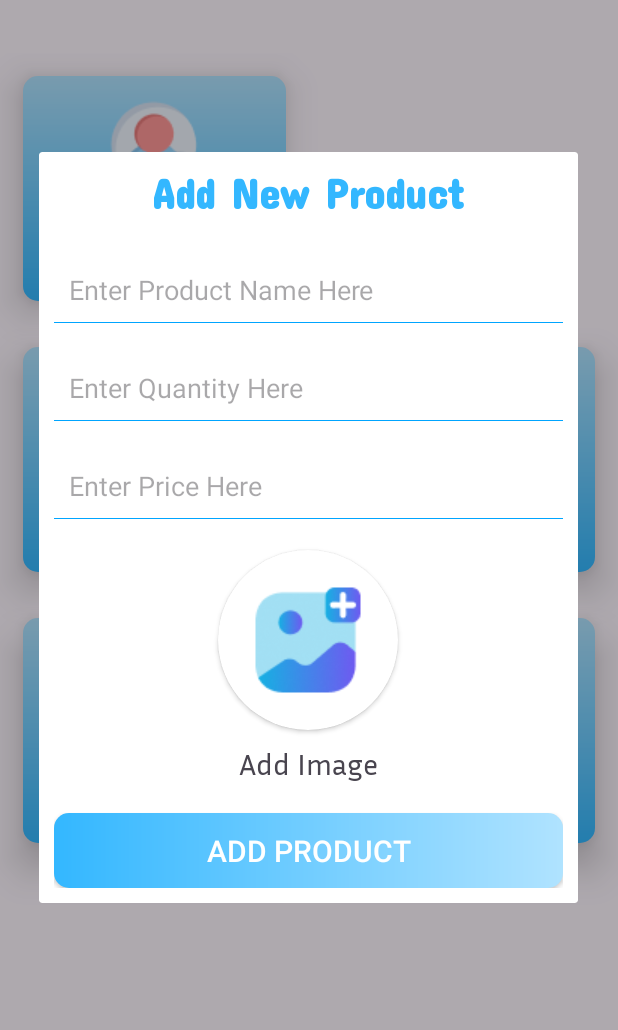
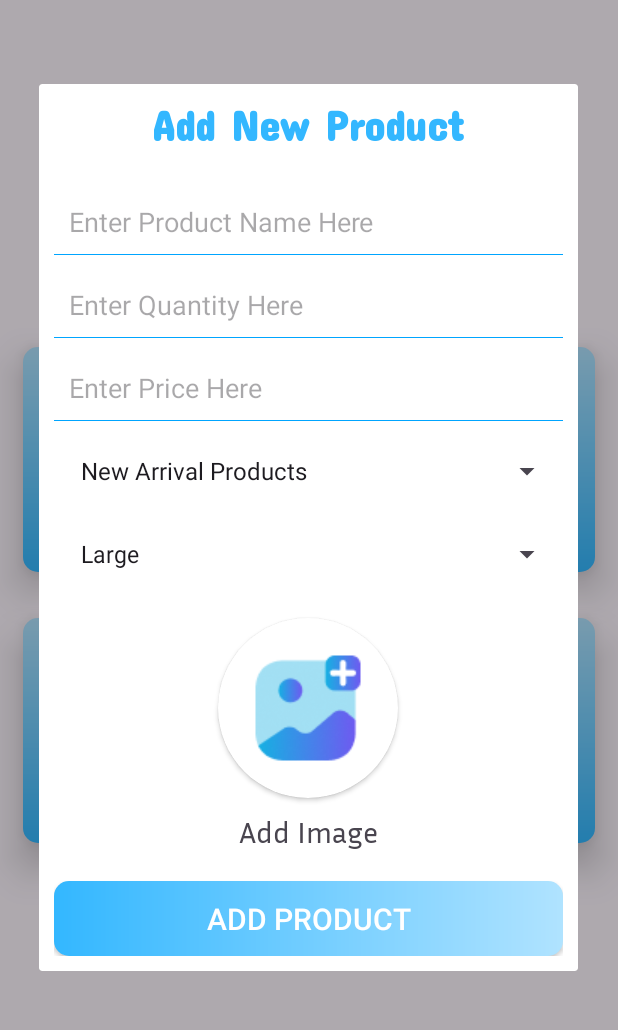
Before and after one commit to Pratham1803/Profarma, an Android app: the AdminHome screen opened directly, with no data from a screen before it, after a tap on "Add Product", on a phone screen of 412 x 824 dp, the part 90-1120 px from its top. Run offline under Robolectric (Android 15) with nearby library versions, the phone set to English and light mode, and no system bars; 1 other tap on this screen came first.

```diff
--- a/app/src/main/java/com/example/profarma/AdminHome.java
+++ b/app/src/main/java/com/example/profarma/AdminHome.java
@@ -7,13 +7,21 @@ import android.content.Intent;
 import android.os.Bundle;
 import android.view.View;
 import android.view.animation.AnimationUtils;
+import android.widget.ArrayAdapter;
 import android.widget.LinearLayout;
 import android.widget.Toast;
 
 import com.example.profarma.databinding.ActivityAdminHomeBinding;
+import com.example.profarma.databinding.AddProductLayoutBinding;
+import com.example.profarma.databinding.LayoutProductBinding;
+import com.example.profarma.dbHandler.DbHandler;
+import com.example.profarma.model.Product;
 
-public class AdminHome extends AppCompatActivity{
+import java.util.ArrayList;
+
+public class AdminHome extends AppCompatActivity {
     private ActivityAdminHomeBinding binding;
+
     @Override
     protected void onCreate(Bundle savedInstanceState) {
         super.onCreate(savedInstanceState);
@@ -25,7 +33,36 @@ public class AdminHome extends AppCompatActivity{
             public void onClick(View v) {
                 v.startAnimation(AnimationUtils.loadAnimation(AdminHome.this, R.anim.fade));
                 AlertDialog.Builder builder = new AlertDialog.Builder(AdminHome.this);
-                builder.setView(R.layout.add_product_layout);
+                AddProductLayoutBinding layoutProductBinding = AddProductLayoutBinding.inflate(getLayoutInflater());
+                builder.setView(layoutProductBinding.getRoot());
+
+                ArrayList<String> categories = new ArrayList<String>() {{
+                    add("New Arrival Products");
+                    add("Dairy");
+                    add("Cookies");
+                    add("Cheese");
+                    add("Butter & Oil");
+                }};
+
+                ArrayList<String> subCategories = new ArrayList<String>() {{
+                    add("Large");
+                    add("Medium");
+                    add("Small");
+                }};
+
+                layoutProductBinding.cardAddImage.setOnClickListener(new View.OnClickListener() {
+                    @Override
+                    public void onClick(View v) {
+                        v.startAnimation(AnimationUtils.loadAnimation(AdminHome.this, R.anim.fade));
+                        Toast.makeText(AdminHome.this, "Coming Soon!", Toast.LENGTH_LONG).show();
+                    }
+                });
+
+                layoutProductBinding.spCategory.setAdapter(new ArrayAdapter<String>(AdminHome.this, android.R.layout.simple_spinner_dropdown_item, categories));
+                layoutProductBinding.spSubCategory.setAdapter(new ArrayAdapter<String>(AdminHome.this, android.R.layout.simple_spinner_dropdown_item, subCategories));
+
+                addProduct(layoutProductBinding);
+
                 builder.show();
             }
         });
@@ -37,5 +74,74 @@ public class AdminHome extends AppCompatActivity{
                 startActivity(new Intent(AdminHome.this, EmployeeHome.class));
             }
         });
+
+        binding.layoutAddEmployee.setOnClickListener(new View.OnClickListener() {
+            @Override
+            public void onClick(View v) {
+                v.startAnimation(AnimationUtils.loadAnimation(AdminHome.this, R.anim.fade));
+                Toast.makeText(AdminHome.this, "Admin Can Generate New Employee Details Here Ex. Id, Password and Name!", Toast.LENGTH_LONG).show();
+            }
+        });
+
+        binding.layoutEmployeeDetails.setOnClickListener(new View.OnClickListener() {
+            @Override
+            public void onClick(View v) {
+                v.startAnimation(AnimationUtils.loadAnimation(AdminHome.this, R.anim.fade));
+                Toast.makeText(AdminHome.this, "Admin Can View And Manage All Employee Details Here!", Toast.LENGTH_LONG).show();
+            }
+        });
+
+        binding.layoutProductDetails.setOnClickListener(new View.OnClickListener() {
+            @Override
+            public void onClick(View v) {
+                v.startAnimation(AnimationUtils.loadAnimation(AdminHome.this, R.anim.fade));
+                Toast.makeText(AdminHome.this, "Admin Can View And Manage All Product Details Here!", Toast.LENGTH_LONG).show();
+            }
+        });
+
+        binding.layoutAdmin.setOnClickListener(new View.OnClickListener() {
+            @Override
+            public void onClick(View v) {
+                v.startAnimation(AnimationUtils.loadAnimation(AdminHome.this, R.anim.fade));
+                Toast.makeText(AdminHome.this, "Admin Can View And Manage Admin Details Here! Like Update Profile, Password, Names", Toast.LENGTH_LONG).show();
+            }
+        });
+    }
+
+    private void addProduct(AddProductLayoutBinding layoutProductBinding) {
+        layoutProductBinding.btnAddProduct.setOnClickListener(new View.OnClickListener() {
+            @Override
+            public void onClick(View v) {
+                v.startAnimation(AnimationUtils.loadAnimation(AdminHome.this, R.anim.fade));
+                DbHandler dbHandler = new DbHandler(AdminHome.this);
+
+                Product product = new Product();
+                product.setProductName(layoutProductBinding.edtProductName.getText().toString());
+                product.setQuantity(layoutProductBinding.edtProductQuan.getText().toString());
+                product.setPrice(layoutProductBinding.edtProductPrice.getText().toString());
+                product.setCategory(layoutProductBinding.spCategory.getSelectedItem().toString());
+                product.setSubCategory(layoutProductBinding.spSubCategory.getSelectedItem().toString());
+
+                if(isDetailsFilled(product)) {
+                    reset(layoutProductBinding);
+                    dbHandler.addRecord(product);
+                    Toast.makeText(AdminHome.this, "Product Added Successfully!", Toast.LENGTH_LONG).show();
+                }
+            }
+        });
+    }
+
+    private boolean isDetailsFilled(Product product){
+        if(product.getProductName().isEmpty() || product.getQuantity().isEmpty() || product.getPrice().isEmpty()){
+            Toast.makeText(this, "Please Fill All Details", Toast.LENGTH_SHORT).show();
+            return false;
+        }
+        return true;
+    }
+
+    private void reset(AddProductLayoutBinding layoutProductBinding ){
+        layoutProductBinding.edtProductName.setText("");
+        layoutProductBinding.edtProductQuan.setText("");
+        layoutProductBinding.edtProductPrice.setText("");
     }
 }
--- a/app/src/main/java/com/example/profarma/adapter/CategoryAdapter.java
+++ b/app/src/main/java/com/example/profarma/adapter/CategoryAdapter.java
@@ -59,6 +59,9 @@ public class CategoryAdapter extends RecyclerView.Adapter<CategoryAdapter.Catego
                 else if (layout.getId() == R.id.layoutSmall)
                     category.setSubCategory("Small");
 
+                bindingLayout.layoutSubCategory.setVisibility(View.GONE);
+                bindingLayout.imgArrow.setRotation(0);
+
                 Intent intent = new Intent(context, ProductList.class);
                 intent.putExtra("Category", category);
                 context.startActivity(intent);
--- a/app/src/main/java/com/example/profarma/model/Product.java
+++ b/app/src/main/java/com/example/profarma/model/Product.java
@@ -10,6 +10,9 @@ public class Product implements Serializable {
     private int img;
     private String category;
     private String subCategory;
+
+    public Product() {
+    }
 
     public Product(String productId, String productName, String quantity, String price,int img,String category,String subCategory) {
         this.productId = productId;
--- a/app/src/main/res/layout/activity_login.xml
+++ b/app/src/main/res/layout/activity_login.xml
@@ -62,6 +62,7 @@
             android:layout_height="50dp"
             android:background="@drawable/textbox_shape"
             android:fontFamily="@font/inria_sans"
+            android:inputType="text"
             android:hint="Enter User Name Here"
             android:padding="5dp" />
 
--- a/app/src/main/res/layout/add_product_layout.xml
+++ b/app/src/main/res/layout/add_product_layout.xml
@@ -6,6 +6,15 @@
     android:layout_margin="15dp"
     android:orientation="vertical"
     android:padding="10dp">
+
+    <ScrollView
+        android:layout_width="match_parent"
+        android:layout_height="wrap_content">
+
+        <LinearLayout
+            android:layout_width="match_parent"
+            android:layout_height="wrap_content"
+            android:orientation="vertical">
 
             <TextView
                 android:layout_width="match_parent"
@@ -22,6 +31,7 @@
                 android:layout_width="match_parent"
                 android:layout_height="45dp"
                 android:layout_marginTop="25dp"
+                android:inputType="text"
                 android:background="@drawable/textbox_shape"
                 android:hint="Enter Product Name Here"
                 android:paddingStart="10dp" />
@@ -30,7 +40,7 @@
                 android:id="@+id/edtProductQuan"
                 android:layout_width="match_parent"
                 android:layout_height="45dp"
-        android:layout_marginTop="20dp"
+                android:layout_marginTop="10dp"
                 android:background="@drawable/textbox_shape"
                 android:hint="Enter Quantity Here"
                 android:inputType="number"
@@ -40,13 +50,28 @@
                 android:id="@+id/edtProductPrice"
                 android:layout_width="match_parent"
                 android:layout_height="45dp"
-        android:layout_marginTop="20dp"
+                android:layout_marginTop="10dp"
                 android:background="@drawable/textbox_shape"
                 android:hint="Enter Price Here"
                 android:inputType="number"
                 android:paddingStart="10dp" />
 
+            <Spinner
+                android:id="@+id/spCategory"
+                android:layout_width="match_parent"
+                android:layout_height="45dp"
+                android:layout_marginTop="10dp"
+                android:paddingStart="10dp" />
+
+            <Spinner
+                android:id="@+id/spSubCategory"
+                android:layout_width="match_parent"
+                android:layout_height="45dp"
+                android:layout_marginTop="10dp"
+                android:paddingStart="10dp" />
+
             <androidx.cardview.widget.CardView
+                android:id="@+id/cardAddImage"
                 android:layout_width="120dp"
                 android:layout_height="120dp"
                 android:layout_gravity="center"
@@ -80,5 +105,7 @@
                 android:text="Add Product"
                 android:textColor="@color/white"
                 android:textSize="20dp" />
+        </LinearLayout>
 
+    </ScrollView>
 </LinearLayout>
--- a/app/src/main/res/values/themes.xml
+++ b/app/src/main/res/values/themes.xml
@@ -8,6 +8,5 @@
     <style name="Theme.Profarma" parent="Base.Theme.Profarma" />
     <style name="MenuBox" parent="Theme.Profarma">
         <item name="android:background">@drawable/menu_shape</item>
-        "
     </style>
 </resources>
```
Also changed, not shown: app/src/main/java/com/example/profarma/EmployeeHome.java (+7 -1 lines), app/src/main/java/com/example/profarma/LoginActivity.java (+30 -5 lines), app/src/main/java/com/example/profarma/ProductList.java (+70 -49 lines), app/src/main/java/com/example/profarma/dbHandler/Contact.java (added, +46 -0 lines), app/src/main/java/com/example/profarma/dbHandler/DbHandler.java (added, +139 -0 lines), app/src/main/java/com/example/profarma/dbHandler/Params.java (added, +25 -0 lines). Lines whose indentation alone changed are shown as unchanged.
